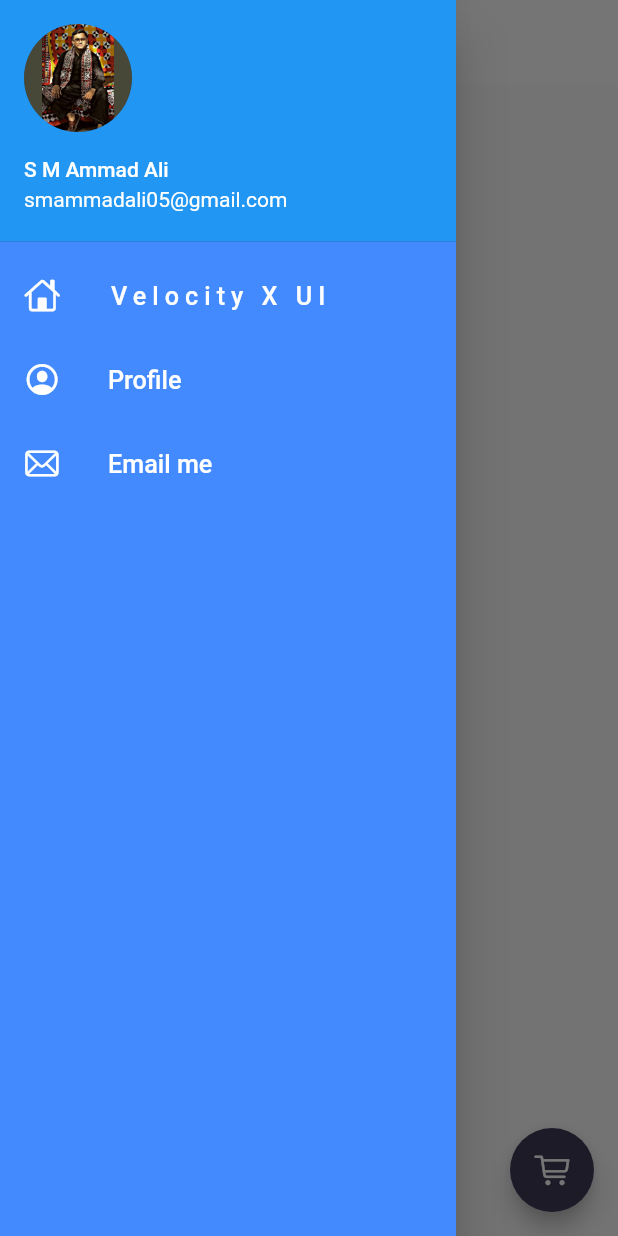
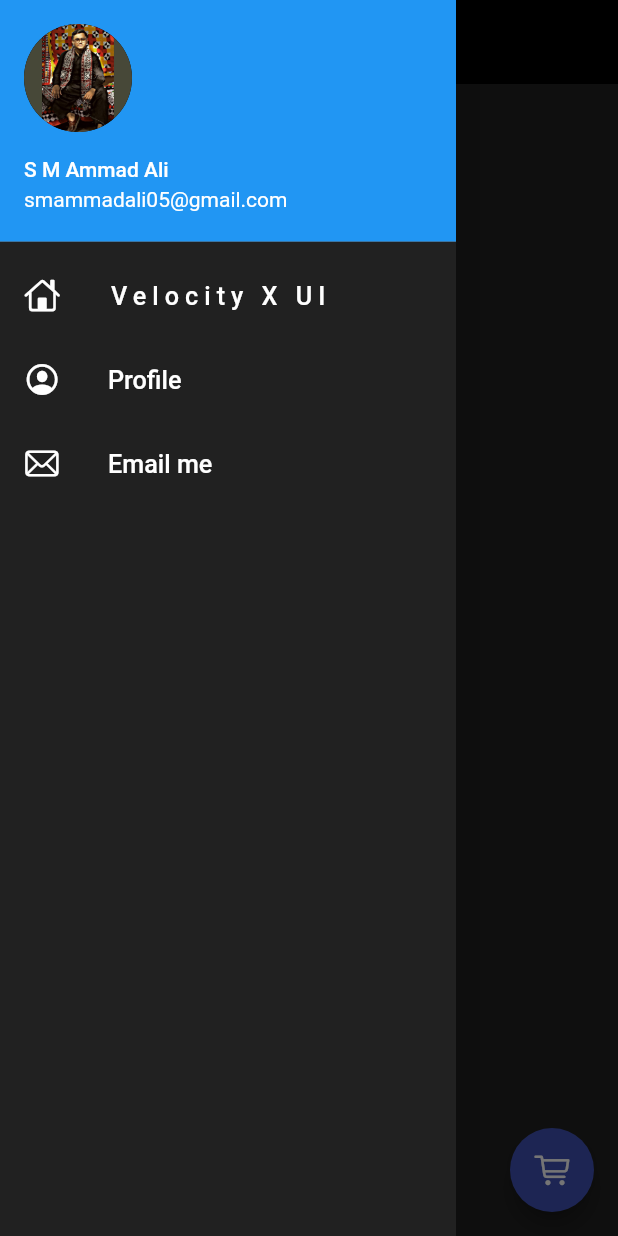
Before and after one commit to SMAmmadAli/30_days_of_flutter, a Flutter app: the screen it shows after launch, with the side drawer open, on a phone screen of 412 x 824 dp. Run offline on Flutter 3.47's test engine with Material 2 defaults, Android fonts, the light colour scheme and no system bars; project files that could hold a hidden picture were left out.

Commit message:
Light & Dark Theme

```diff
--- a/full_flutter/lib/Pages/Home.dart
+++ b/full_flutter/lib/Pages/Home.dart
@@ -1,4 +1,3 @@
-import 'dart:html';
 import 'package:flutter/cupertino.dart';
 import 'package:flutter/material.dart';
 import 'package:full_flutter/models/catalogs.dart';
@@ -48,16 +47,17 @@ class _HomePageState extends State<HomePage> {
   Widget build(BuildContext context) {
     // final dummyList = List.generate(8,(index) => CatalogModel.items[0]);
     return Scaffold(
+      backgroundColor: Theme.of(context).canvasColor,
       floatingActionButton: FloatingActionButton(
         onPressed: () => Navigator.pushNamed(context, MyRoutes.CartRoute),
-        backgroundColor: MyTheme.darkbluish,
-        child: Icon(CupertinoIcons.cart),
+        backgroundColor: Theme.of(context).primaryColor,
+        child: Icon(CupertinoIcons.cart, color: Colors.white,),
       ),
       appBar: AppBar(
         title: Center(
             child: Text(
           "Catalog App",
-          style: TextStyle(color: Colors.black),
+          style: TextStyle(color: Theme.of(context).secondaryHeaderColor),
         )),
       ),
       body: Padding(
--- a/full_flutter/lib/Pages/Login_page.dart
+++ b/full_flutter/lib/Pages/Login_page.dart
@@ -30,7 +30,7 @@ class _LoginPageState extends State<LoginPage> {
  @override
   Widget build(BuildContext context) {
     return Material(
-      color: Colors.white,
+      color: Theme.of(context).canvasColor,
       child: SingleChildScrollView(
         child: Form(
           key: _formKey,
@@ -98,7 +98,7 @@ class _LoginPageState extends State<LoginPage> {
               ),
 
               Material(
-                color: changeButton? Colors.greenAccent:Colors.blueAccent,
+                color: changeButton? Colors.deepPurpleAccent:Theme.of(context).primaryColor,
                 // shape: changeButton? BoxShape.circle : BoxShape.rectangle
                 borderRadius: BorderRadius.circular(changeButton?40:8.0),
                 child: InkWell(
--- a/full_flutter/lib/Pages/cart_page.dart
+++ b/full_flutter/lib/Pages/cart_page.dart
@@ -7,13 +7,13 @@ class CartPage extends StatelessWidget {
   @override
   Widget build(BuildContext context) {
     return Scaffold(
-      backgroundColor: MyTheme.creameColor,
+      backgroundColor: Theme.of(context).canvasColor,
       appBar: AppBar(
         backgroundColor: Colors.transparent,
         title: Center(
             child: Text(
           "Cart",
-          style: TextStyle(color: MyTheme.darkbluish),
+          style: TextStyle(color: Theme.of(context).secondaryHeaderColor),
         )),
       ),
     );
--- a/full_flutter/lib/main.dart
+++ b/full_flutter/lib/main.dart
@@ -22,8 +22,7 @@ class _MyAppState extends State<MyApp> {
   Widget build(BuildContext context) {
     return MaterialApp(
       debugShowCheckedModeBanner: false,
-
-      themeMode: ThemeMode.light,
+      themeMode: ThemeMode.dark,
       darkTheme: MyTheme.darktheme(context),
       theme: MyTheme.lighttheme(context),
 
--- a/full_flutter/lib/models/grid_view_item.dart
+++ b/full_flutter/lib/models/grid_view_item.dart
@@ -7,6 +7,7 @@ class GridViewPage extends StatelessWidget {
   @override
   Widget build(BuildContext context) {
     return Container(
+      color: Theme.of(context).cardColor,
         child: Padding(
       padding: const EdgeInsets.all(15.0),
       child: (CatalogModel.items != null && CatalogModel.items.isNotEmpty)
--- a/full_flutter/lib/widgets/Home_Widgets/catalog_header.dart
+++ b/full_flutter/lib/widgets/Home_Widgets/catalog_header.dart
@@ -10,7 +10,7 @@ class catologHeader extends StatelessWidget {
         Text(
           "Catalog App",
           style: TextStyle(
-            color: MyTheme.darkbluish,
+            color: Theme.of(context).secondaryHeaderColor,
             fontSize: 30,
             fontWeight: FontWeight.bold,
             decoration: TextDecoration.none,
--- a/full_flutter/lib/widgets/Home_Widgets/catalog_image.dart
+++ b/full_flutter/lib/widgets/Home_Widgets/catalog_image.dart
@@ -14,7 +14,8 @@ class catalogImage extends StatelessWidget {
     return Container(
       child: Image.network(image, width: MediaQuery.of(context).size.width/8,),
       decoration: BoxDecoration(
-          borderRadius: BorderRadius.circular(8), color: MyTheme.creameColor),
+          borderRadius: BorderRadius.circular(8),
+          color: Theme.of(context).canvasColor),
       margin: const EdgeInsets.all(8),
       padding: const EdgeInsets.all(8),
       width: MediaQuery.of(context).size.width / 4,
--- a/full_flutter/lib/widgets/drawer.dart
+++ b/full_flutter/lib/widgets/drawer.dart
@@ -12,7 +12,8 @@ final myImage = "assets/images/Ammad.jpg";
   Widget build(BuildContext context) {
     return Drawer(
       child: Container(
-        color: Colors.blueAccent,
+        // color: Theme.of(context).secondaryHeaderColor,
+        color: Colors.grey.shade900,
         child: ListView(
           padding: EdgeInsets.all(0),
           children: [
--- a/full_flutter/lib/widgets/themes.dart
+++ b/full_flutter/lib/widgets/themes.dart
@@ -4,6 +4,15 @@ class MyTheme{
   static ThemeData lighttheme(BuildContext context) => ThemeData(
         // primarySwatch: Colors.blueGrey  ,
         // fontFamily: GoogleFonts.poiretOne().fontFamily,
+        cardColor: Colors.white,
+        canvasColor: creameColor,
+        //buttonColor ke jaga primaryColor likha hai
+        primaryColor: darkbluish,
+        //accent color ke jaga secondaryHeaderColor use kara hai
+        secondaryHeaderColor: darkbluish,
+        // buttonTheme: ButtonThemeData(
+        // buttonColor: darkbluish,
+        // ),
         appBarTheme: AppBarTheme(
         color: Colors.white,
         elevation: 0.0,
@@ -12,9 +21,24 @@ class MyTheme{
         ),
   );
   static ThemeData darktheme(BuildContext context) => ThemeData(
-       brightness: Brightness.dark,
+        brightness: Brightness.dark,
+        cardColor: Colors.black,
+        canvasColor: darkCreameColor,
+        //buttonColor ke jaga primaryColor likha hai
+        primaryColor: lightbluish,
+        //accent color ke jaga secondaryHeaderColor use kara hai
+        secondaryHeaderColor: Colors.white,
+        // buttonTheme: ButtonThemeData(
+        // buttonColor: lightbluish,
+        // ),
+        appBarTheme: AppBarTheme(
+        color: Colors.black,
+        elevation: 0.0,
+        iconTheme: IconThemeData(color: Colors.white)),
   );
   // color
   static Color creameColor = const Color(0xfff5f5f5);
+  static Color darkCreameColor = Colors.grey.shade900;
   static Color darkbluish = const Color(0xff403b58);
+  static Color lightbluish = Colors.indigo.shade500;
 }
--- a/full_flutter/lib/widgets/veloctiyXUI.dart
+++ b/full_flutter/lib/widgets/veloctiyXUI.dart
@@ -15,7 +15,7 @@ class _XUIState extends State<XUI> {
   @override
   Widget build(BuildContext context) {
     return Scaffold(
-        backgroundColor: MyTheme.creameColor,
+        backgroundColor: Theme.of(context).canvasColor,
         body: SafeArea(
           child: Container(
             padding: EdgeInsets.all(32),
```
Also changed, not shown: full_flutter/lib/Pages/home_detail_page.dart (+5 -5 lines), full_flutter/lib/widgets/Home_Widgets/catalog_list.dart (+10 -7 lines).
